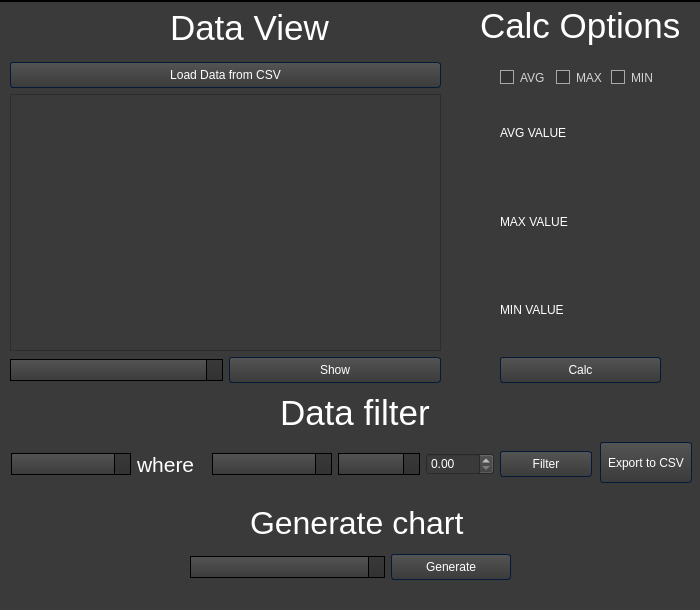
Old version of the form Qt_Designer/mainwindow.ui in the repository bb305496/CSV_Weather_Dashboard.
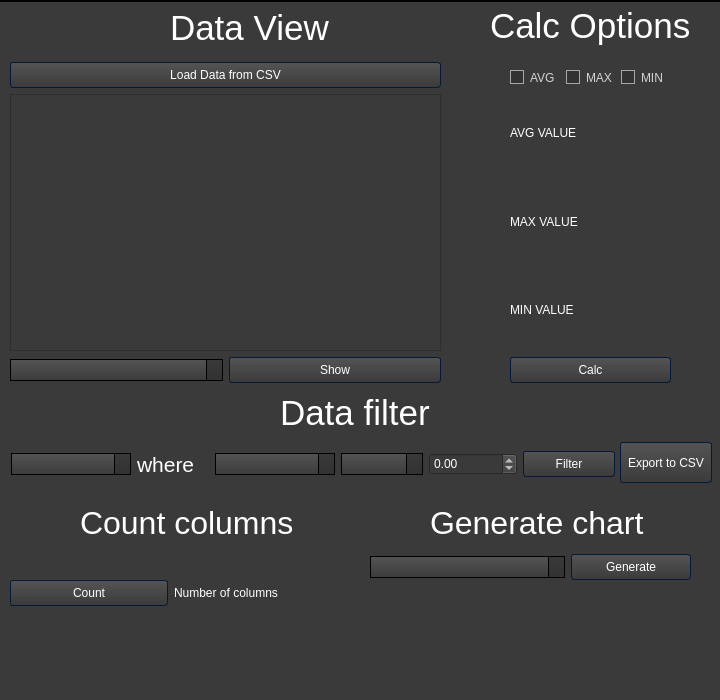
New version of the form. Icons and pictures are not drawn.

Commit message: Add columns count

Diff of the .ui file:
```diff
--- a/Qt_Designer/mainwindow.ui
+++ b/Qt_Designer/mainwindow.ui
@@ -6,20 +6,20 @@
    <rect>
     <x>0</x>
     <y>0</y>
-    <width>700</width>
-    <height>610</height>
+    <width>720</width>
+    <height>700</height>
    </rect>
   </property>
   <property name="minimumSize">
    <size>
-    <width>700</width>
-    <height>610</height>
+    <width>720</width>
+    <height>700</height>
    </size>
   </property>
   <property name="maximumSize">
    <size>
-    <width>700</width>
-    <height>610</height>
+    <width>720</width>
+    <height>700</height>
    </size>
   </property>
   <property name="windowTitle">
@@ -1063,7 +1063,7 @@
    <widget class="QLabel" name="label_4">
     <property name="geometry">
      <rect>
-      <x>250</x>
+      <x>430</x>
       <y>500</y>
       <width>221</width>
       <height>41</height>
@@ -1117,7 +1117,7 @@
    <widget class="QPushButton" name="exportCSVButton">
     <property name="geometry">
      <rect>
-      <x>600</x>
+      <x>620</x>
       <y>440</y>
       <width>92</width>
       <height>41</height>
@@ -1144,7 +1144,7 @@
      <rect>
       <x>11</x>
       <y>441</y>
-      <width>581</width>
+      <width>604</width>
       <height>42</height>
      </rect>
     </property>
@@ -1197,7 +1197,14 @@
       </widget>
      </item>
      <item>
-      <widget class="QDoubleSpinBox" name="doubleSpinBox"/>
+      <widget class="QDoubleSpinBox" name="doubleSpinBox">
+       <property name="minimum">
+        <double>-1000000000.000000000000000</double>
+       </property>
+       <property name="maximum">
+        <double>1000000000.000000000000000</double>
+       </property>
+      </widget>
      </item>
      <item>
       <widget class="QPushButton" name="Filter1Button">
@@ -1220,7 +1227,7 @@
     </property>
     <property name="geometry">
      <rect>
-      <x>480</x>
+      <x>490</x>
       <y>0</y>
       <width>201</width>
       <height>47</height>
@@ -1241,7 +1248,7 @@
    <widget class="QWidget" name="layoutWidget">
     <property name="geometry">
      <rect>
-      <x>500</x>
+      <x>510</x>
       <y>60</y>
       <width>161</width>
       <height>31</height>
@@ -1274,7 +1281,7 @@
    <widget class="QWidget" name="layoutWidget">
     <property name="geometry">
      <rect>
-      <x>500</x>
+      <x>510</x>
       <y>90</y>
       <width>161</width>
       <height>291</height>
@@ -1318,7 +1325,7 @@
    <widget class="QWidget" name="layoutWidget">
     <property name="geometry">
      <rect>
-      <x>190</x>
+      <x>370</x>
       <y>550</y>
       <width>321</width>
       <height>30</height>
@@ -1343,13 +1350,69 @@
      </item>
     </layout>
    </widget>
+   <widget class="QLabel" name="label_8">
+    <property name="geometry">
+     <rect>
+      <x>80</x>
+      <y>500</y>
+      <width>221</width>
+      <height>41</height>
+     </rect>
+    </property>
+    <property name="font">
+     <font>
+      <pointsize>24</pointsize>
+     </font>
+    </property>
+    <property name="text">
+     <string>Count columns</string>
+    </property>
+   </widget>
+   <widget class="QWidget" name="layoutWidget">
+    <property name="geometry">
+     <rect>
+      <x>10</x>
+      <y>550</y>
+      <width>321</width>
+      <height>82</height>
+     </rect>
+    </property>
+    <layout class="QHBoxLayout" name="horizontalLayout_5">
+     <item>
+      <widget class="QPushButton" name="countPushButton">
+       <property name="text">
+        <string>Count</string>
+       </property>
+      </widget>
+     </item>
+     <item>
+      <widget class="QLabel" name="countLabel">
+       <property name="minimumSize">
+        <size>
+         <width>0</width>
+         <height>80</height>
+        </size>
+       </property>
+       <property name="maximumSize">
+        <size>
+         <width>16777215</width>
+         <height>80</height>
+        </size>
+       </property>
+       <property name="text">
+        <string>Number of columns</string>
+       </property>
+      </widget>
+     </item>
+    </layout>
+   </widget>
   </widget>
   <widget class="QMenuBar" name="menubar">
    <property name="geometry">
     <rect>
      <x>0</x>
      <y>0</y>
-     <width>700</width>
+     <width>720</width>
      <height>24</height>
     </rect>
    </property>
```
The commit also changes 4 other files.
